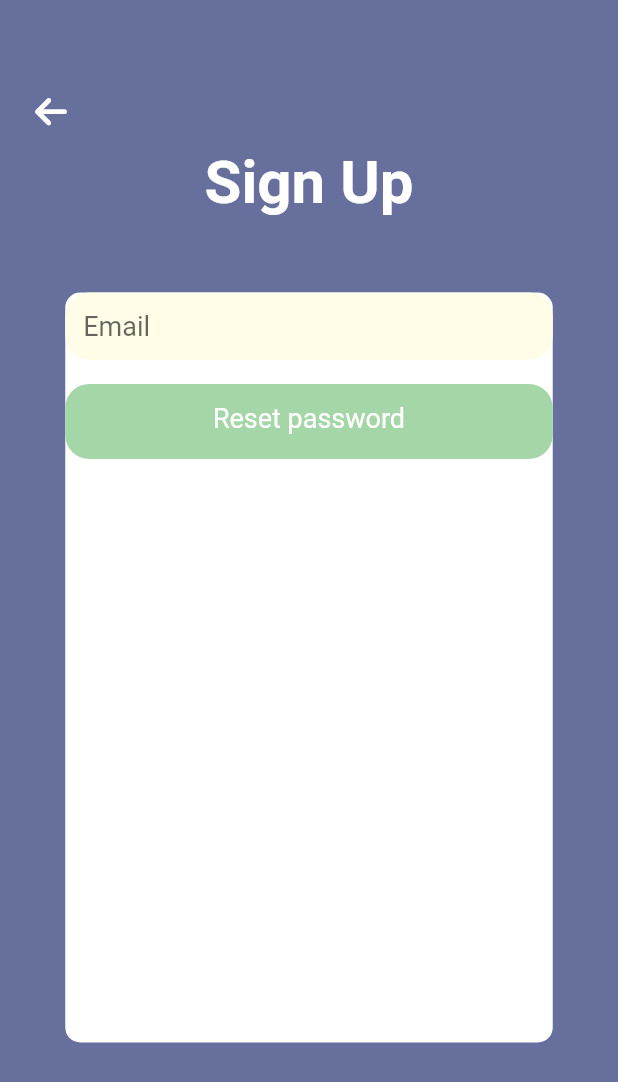
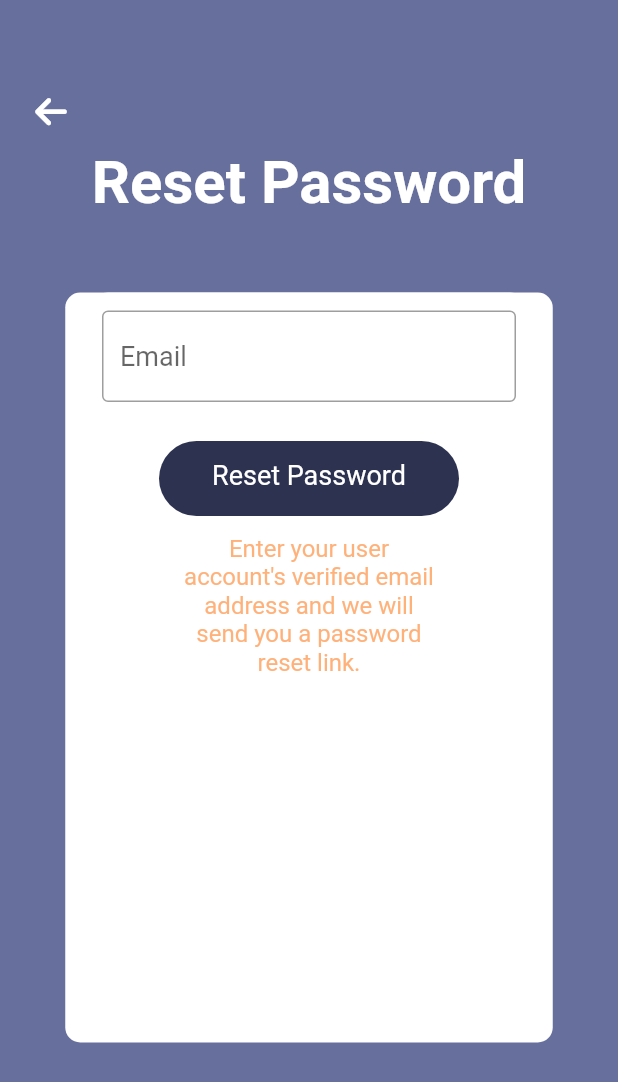
Before and after one commit to Scorpio0712/Moto_rental_app, a Flutter app: the screen it shows after launch, after a tap on "Forgot password?", on a phone screen of 412 x 824 dp. Shown: the top 1082 px of the screen. Run offline on Flutter 3.47's test engine with Material 2 defaults, Android fonts, the phone set to English and light mode, and no system bars; our stand-ins replace cloud_firestore, firebase_auth, firebase_core, font_awesome_flutter, google_sign_in; accounts and stored records are empty.

Commit message:
Update ResetPassPage and create google login

```diff
--- a/lib/LoginPage.dart
+++ b/lib/LoginPage.dart
@@ -2,6 +2,7 @@ import 'package:firebase_auth/firebase_auth.dart';
 import 'package:flutter/material.dart';
 import 'package:font_awesome_flutter/font_awesome_flutter.dart';
 import 'package:firebase_core/firebase_core.dart';
+import 'package:google_sign_in/google_sign_in.dart';
 
 import 'SignUpPage.dart';
 import 'HomePage.dart';
@@ -98,31 +99,7 @@ class _LoginPage extends State<LoginPage> {
                     const SizedBox(
                       height: 20,
                     ),
-                    Container(
-                      alignment: Alignment.center,
-                      width: 250,
-                      height: 40,
-                      decoration: const BoxDecoration(
-                        borderRadius: BorderRadius.all(Radius.circular(50)),
-                        color: Color(0xFF2D3250),
-                      ),
-                      child: Row(
-                        mainAxisAlignment: MainAxisAlignment.spaceEvenly,
-                        children: [
-                          IconButton(
-                              onPressed: () {},
-                              icon: const Icon(FontAwesomeIcons.google,
-                                  color: Colors.redAccent)),
-                          const Text(
-                            'Continue with Google',
-                            style: TextStyle(
-                                color: Colors.white,
-                                fontSize: 15,
-                                fontWeight: FontWeight.bold),
-                          ),
-                        ],
-                      ),
-                    ),
+                    buildButtonGoogle(),
                     const SizedBox(
                       height: 80,
                     ),
@@ -155,6 +132,41 @@ class _LoginPage extends State<LoginPage> {
               ),
             ],
           ),
+        ),
+      ),
+    );
+  }
+
+  Widget buildButtonGoogle() {
+    return InkWell(
+      child: Container(
+        alignment: Alignment.center,
+        width: 250,
+        height: 40,
+        decoration: const BoxDecoration(
+          borderRadius: BorderRadius.all(Radius.circular(50)),
+          color: Color(0xFF2D3250),
+        ),
+        child: Row(
+          mainAxisAlignment: MainAxisAlignment.spaceEvenly,
+          children: [
+            IconButton(
+                onPressed: () {
+                  Navigator.push(
+                      context,
+                      MaterialPageRoute(
+                          builder: (context) => const SignUpPage()));
+                },
+                icon: const Icon(FontAwesomeIcons.google,
+                    color: Colors.redAccent)),
+            const Text(
+              'Login with Google',
+              style: TextStyle(
+                  color: Colors.white,
+                  fontSize: 15,
+                  fontWeight: FontWeight.bold),
+            ),
+          ],
         ),
       ),
     );
--- a/lib/ResetPassPage.dart
+++ b/lib/ResetPassPage.dart
@@ -1,9 +1,8 @@
+import 'package:carrental_app/LoginPage.dart';
 import 'package:firebase_auth/firebase_auth.dart';
 import 'package:flutter/material.dart';
 import 'package:font_awesome_flutter/font_awesome_flutter.dart';
 import 'package:firebase_core/firebase_core.dart';
-
-
 
 class ResetPassPage extends StatefulWidget {
   const ResetPassPage({super.key});
@@ -46,7 +45,7 @@ class _ResetPassPage extends State<ResetPassPage> {
               ),
               // SizedBox(width: 20),
               const Text(
-                'Sign Up',
+                'Reset Password',
                 textAlign: TextAlign.center,
                 style: TextStyle(
                     color: Colors.white,
@@ -72,6 +71,7 @@ class _ResetPassPage extends State<ResetPassPage> {
                       children: <Widget>[
                         buildTextFieldEmail(),
                         buildButtonResetPass(),
+                        buildTextDetail(),
                       ],
                     ),
                   ],
@@ -87,29 +87,52 @@ class _ResetPassPage extends State<ResetPassPage> {
 
   Widget buildButtonResetPass() {
     return InkWell(
-        child: Container(
-            constraints: const BoxConstraints.expand(height: 50),
-            decoration: BoxDecoration(
-                borderRadius: BorderRadius.circular(16),
-                color: Colors.green[200]),
-            margin: const EdgeInsets.only(top: 16),
-            padding: const EdgeInsets.all(12),
-            child: const Text("Reset password",
-                textAlign: TextAlign.center,
-                style: TextStyle(fontSize: 18, color: Colors.white))),
-        onTap: () => resetPassword());
+      child: Container(
+        constraints: BoxConstraints.expand(height: 50, width: 200),
+        child: Text("Reset Password",
+            textAlign: TextAlign.center,
+            style: TextStyle(fontSize: 18, color: Colors.white)),
+        decoration: BoxDecoration(
+            borderRadius: BorderRadius.circular(25), color: Color(0xFF2D3250)),
+        margin: EdgeInsets.only(top: 14),
+        padding: EdgeInsets.all(12),
+      ),
+      onTap: () {
+        resetPassword();
+        Navigator.push(
+            context,
+            MaterialPageRoute(
+              builder: (context) => LoginPage(),
+            ));
+      },
+    );
   }
 
   Container buildTextFieldEmail() {
     return Container(
+        width: 300,
         padding: const EdgeInsets.all(12),
         decoration: BoxDecoration(
-            color: Colors.yellow[50], borderRadius: BorderRadius.circular(16)),
+            color: Colors.white, borderRadius: BorderRadius.circular(16)),
         child: TextField(
             controller: emailController,
-            decoration: const InputDecoration.collapsed(hintText: "Email"),
+            decoration: const InputDecoration(
+              hintText: "Email",
+              border: OutlineInputBorder(),
+            ),
             keyboardType: TextInputType.emailAddress,
             style: const TextStyle(fontSize: 18)));
+  }
+
+  Container buildTextDetail() {
+    return Container(
+        width: 200,
+        padding: const EdgeInsets.all(12),
+        child: const Text(
+          "Enter your user account's verified email address and we will send you a password reset link.",
+          style: TextStyle(color: Color(0xffffb17a), fontSize: 16),
+          textAlign: TextAlign.center,
+        ));
   }
 
   resetPassword() {
--- a/pubspec.yaml
+++ b/pubspec.yaml
@@ -40,6 +40,7 @@ dependencies:
   firebase_auth: ^4.8.0
   fluttertoast: ^8.2.1
   cloud_firestore: ^4.9.0
+  google_sign_in: ^6.1.5
 
 
   # The following adds the Cupertino Icons font to your application.
```
Also changed, not shown: pubspec.lock.
